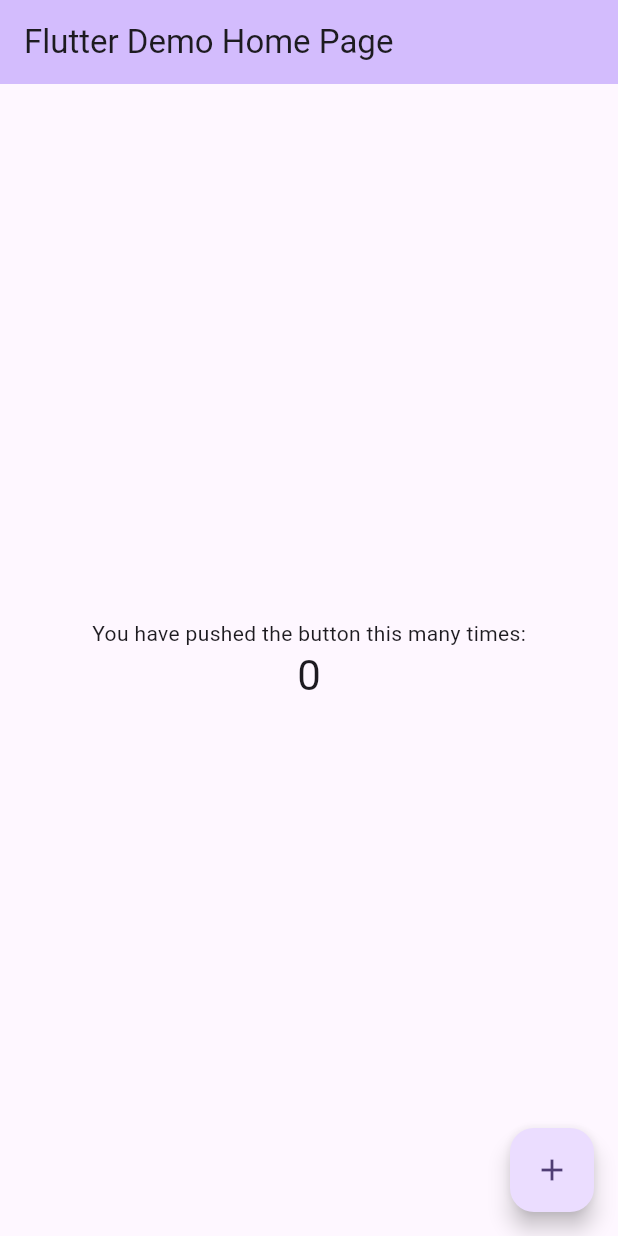
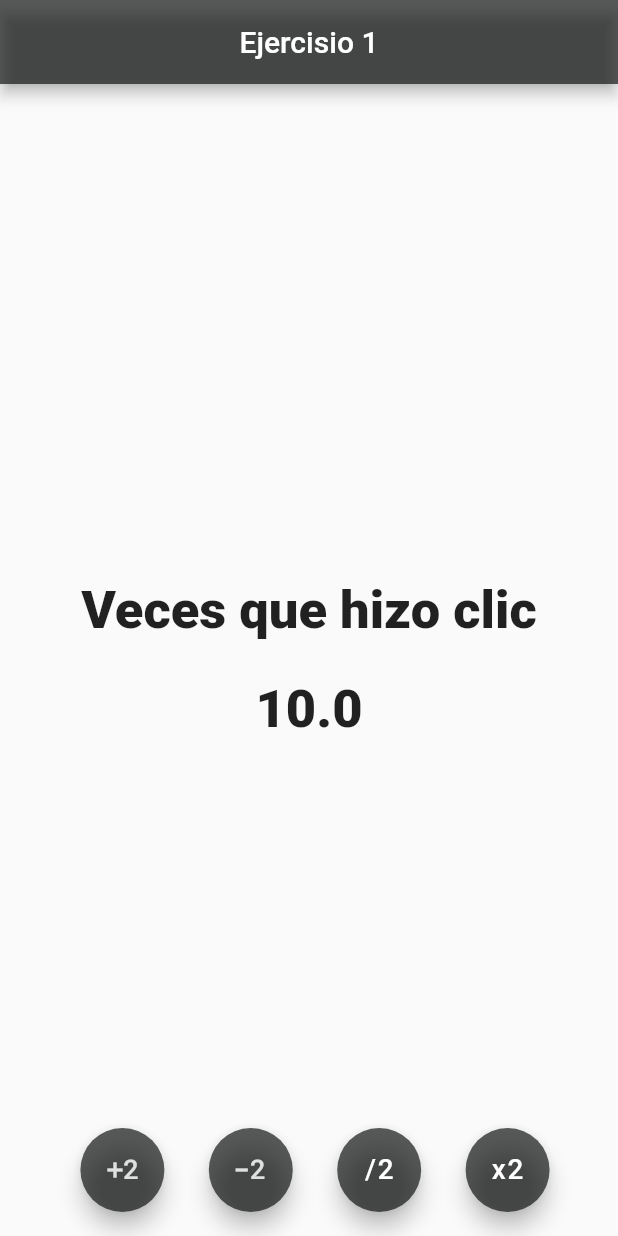
Before and after one commit to Noe-Escobar/Ejer_1, a Flutter app: the screen it shows after launch, on a phone screen of 412 x 824 dp. Run offline on Flutter 3.47's test engine with Material 2 defaults, Android fonts, the phone set to English and light mode, and no system bars.

Commit message:
new file:   lib/floating_buttons.dart 	new file:   lib/home_page.dart 	modified:   lib/main.dar

```diff
--- /dev/null
+++ b/lib/floating_buttons.dart
@@ -0,0 +1,23 @@
+import 'package:flutter/material.dart';
+
+class FloatingButtons extends StatefulWidget {
+  const FloatingButtons(
+      {super.key, required this.operacion, required this.child});
+
+  final void Function() operacion;
+  final Widget child;
+
+  @override
+  State<FloatingButtons> createState() => _FloatingButtonsState();
+}
+
+class _FloatingButtonsState extends State<FloatingButtons> {
+  @override
+  Widget build(BuildContext context) {
+    return FloatingActionButton(
+      onPressed: widget.operacion,
+      backgroundColor: const Color.fromARGB(174, 15, 17, 17),
+      child: widget.child,
+    );
+  }
+}
--- /dev/null
+++ b/lib/home_page.dart
@@ -0,0 +1,91 @@
+import 'package:flutter/material.dart';
+import 'floating_buttons.dart';
+
+class HomePage extends StatefulWidget {
+  const HomePage({super.key});
+
+  @override
+  State<HomePage> createState() => _HomePageState();
+}
+
+class _HomePageState extends State<HomePage> {
+  double contador = 10.00;
+
+  final estilos = const TextStyle(fontSize: 35, fontWeight: FontWeight.w800);
+  @override
+  Widget build(BuildContext context) {
+    return Scaffold(
+      appBar: AppBar(
+        backgroundColor: const Color.fromARGB(174, 15, 17, 17),
+        title: const Center(
+            child: Text(
+          'Ejercisio 1',
+          textAlign: TextAlign.center,
+        )),
+      ),
+      body: Center(
+        child: Column(
+          mainAxisAlignment: MainAxisAlignment.center,
+          children: [
+            Text('Veces que hizo clic', style: estilos),
+            const SizedBox(height: 25),
+            Text('$contador', style: estilos)
+          ],
+        ),
+      ),
+      floatingActionButton: Container(
+        padding: const EdgeInsetsDirectional.fromSTEB(40, 0, 0, 0),
+        child: Row(
+          mainAxisSize: MainAxisSize.max,
+          mainAxisAlignment: MainAxisAlignment.spaceEvenly,
+          children: [
+            FloatingButtons(
+              operacion: sumar,
+              child: const Icon(Icons.exposure_plus_2,
+                  color: Color.fromARGB(212, 255, 255, 255)),
+            ),
+            FloatingButtons(
+              operacion: restar,
+              child: const Icon(Icons.exposure_neg_2,
+                  color: Color.fromARGB(212, 255, 255, 255)),
+            ),
+            FloatingButtons(
+              operacion: dividir,
+              child: const Text(
+                '/2',
+                style: TextStyle(fontSize: 18.5, fontWeight: FontWeight.w500),
+              ),
+            ),
+            FloatingButtons(
+              operacion: multiplicar,
+              child: const Text(
+                'x2',
+                style: TextStyle(fontSize: 18.5, fontWeight: FontWeight.w500),
+              ),
+            )
+          ],
+        ),
+      ),
+    );
+  }
+
+  void sumar() {
+    setState(() {});
+    contador += 2;
+  }
+
+  void restar() {
+    setState(() {});
+    contador -= 2;
+  }
+
+  void dividir() {
+    setState(() {});
+    contador /= 2;
+  }
+
+  void multiplicar() {
+    setState(() {});
+    contador *= 2;
+  }
+}
--- a/lib/main.dart
+++ b/lib/main.dart
@@ -1,125 +1,18 @@
 import 'package:flutter/material.dart';
+import 'home_page.dart';
 
 void main() {
-  runApp(const MyApp());
+  runApp(const MainApp());
 }
 
-class MyApp extends StatelessWidget {
-  const MyApp({super.key});
+class MainApp extends StatelessWidget {
+  const MainApp({Key? key}) : super(key: key);
 
-  // This widget is the root of your application.
   @override
   Widget build(BuildContext context) {
-    return MaterialApp(
-      title: 'Flutter Demo',
-      theme: ThemeData(
-        // This is the theme of your application.
-        //
-        // TRY THIS: Try running your application with "flutter run". You'll see
-        // the application has a blue toolbar. Then, without quitting the app,
-        // try changing the seedColor in the colorScheme below to Colors.green
-        // and then invoke "hot reload" (save your changes or press the "hot
-        // reload" button in a Flutter-supported IDE, or press "r" if you used
-        // the command line to start the app).
-        //
-        // Notice that the counter didn't reset back to zero; the application
-        // state is not lost during the reload. To reset the state, use hot
-        // restart instead.
-        //
-        // This works for code too, not just values: Most code changes can be
-        // tested with just a hot reload.
-        colorScheme: ColorScheme.fromSeed(seedColor: Colors.deepPurple),
-        useMaterial3: true,
-      ),
-      home: const MyHomePage(title: 'Flutter Demo Home Page'),
+    return const MaterialApp(
+      debugShowCheckedModeBanner: false,
+      home: HomePage(),
     );
   }
 }
-
-class MyHomePage extends StatefulWidget {
-  const MyHomePage({super.key, required this.title});
-
-  // This widget is the home page of your application. It is stateful, meaning
-  // that it has a State object (defined below) that contains fields that affect
-  // how it looks.
-
-  // This class is the configuration for the state. It holds the values (in this
-  // case the title) provided by the parent (in this case the App widget) and
-  // used by the build method of the State. Fields in a Widget subclass are
-  // always marked "final".
-
-  final String title;
-
-  @override
-  State<MyHomePage> createState() => _MyHomePageState();
-}
-
-class _MyHomePageState extends State<MyHomePage> {
-  int _counter = 0;
-
-  void _incrementCounter() {
-    setState(() {
-      // This call to setState tells the Flutter framework that something has
-      // changed in this State, which causes it to rerun the build method below
-      // so that the display can reflect the updated values. If we changed
-      // _counter without calling setState(), then the build method would not be
-      // called again, and so nothing would appear to happen.
-      _counter++;
-    });
-  }
-
-  @override
-  Widget build(BuildContext context) {
-    // This method is rerun every time setState is called, for instance as done
-    // by the _incrementCounter method above.
-    //
-    // The Flutter framework has been optimized to make rerunning build methods
-    // fast, so that you can just rebuild anything that needs updating rather
-    // than having to individually change instances of widgets.
-    return Scaffold(
-      appBar: AppBar(
-        // TRY THIS: Try changing the color here to a specific color (to
-        // Colors.amber, perhaps?) and trigger a hot reload to see the AppBar
-        // change color while the other colors stay the same.
-        backgroundColor: Theme.of(context).colorScheme.inversePrimary,
-        // Here we take the value from the MyHomePage object that was created by
-        // the App.build method, and use it to set our appbar title.
-        title: Text(widget.title),
-      ),
-      body: Center(
-        // Center is a layout widget. It takes a single child and positions it
-        // in the middle of the parent.
-        child: Column(
-          // Column is also a layout widget. It takes a list of children and
-          // arranges them vertically. By default, it sizes itself to fit its
-          // children horizontally, and tries to be as tall as its parent.
-          //
-          // Column has various properties to control how it sizes itself and
-          // how it positions its children. Here we use mainAxisAlignment to
-          // center the children vertically; the main axis here is the vertical
-          // axis because Columns are vertical (the cross axis would be
-          // horizontal).
-          //
-          // TRY THIS: Invoke "debug painting" (choose the "Toggle Debug Paint"
-          // action in the IDE, or press "p" in the console), to see the
-          // wireframe for each widget.
-          mainAxisAlignment: MainAxisAlignment.center,
-          children: <Widget>[
-            const Text(
-              'You have pushed the button this many times:',
-            ),
-            Text(
-              '$_counter',
-              style: Theme.of(context).textTheme.headlineMedium,
-            ),
-          ],
-        ),
-      ),
-      floatingActionButton: FloatingActionButton(
-        onPressed: _incrementCounter,
-        tooltip: 'Increment',
-        child: const Icon(Icons.add),
-      ), // This trailing comma makes auto-formatting nicer for build methods.
-    );
-  }
-}
```
